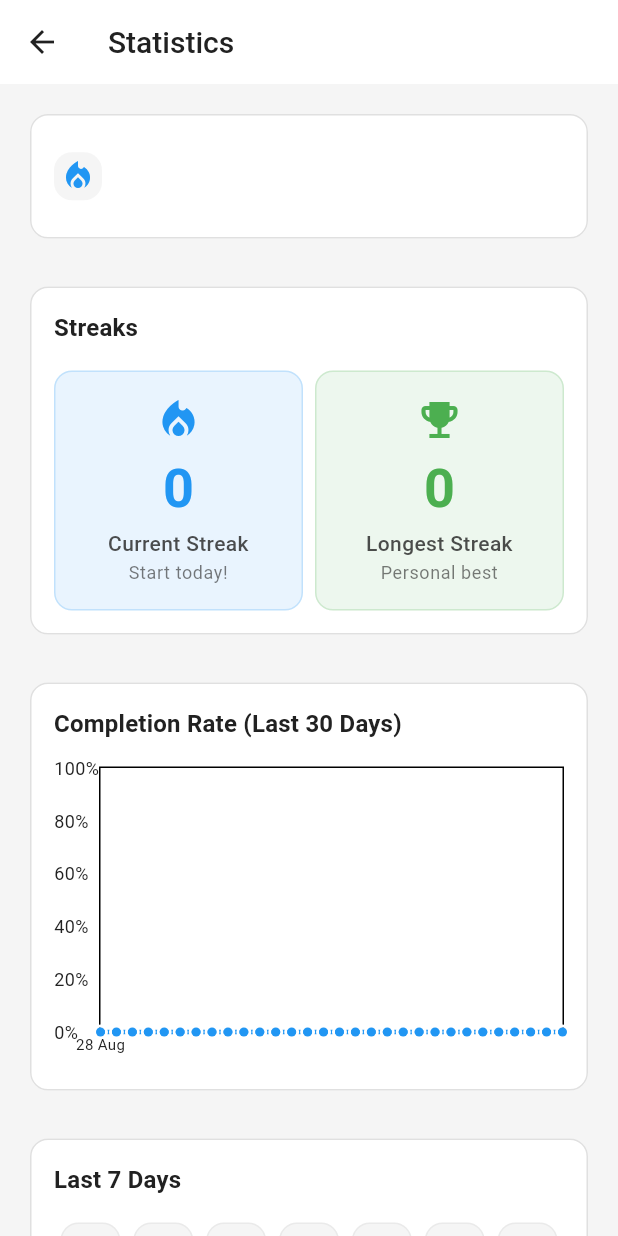
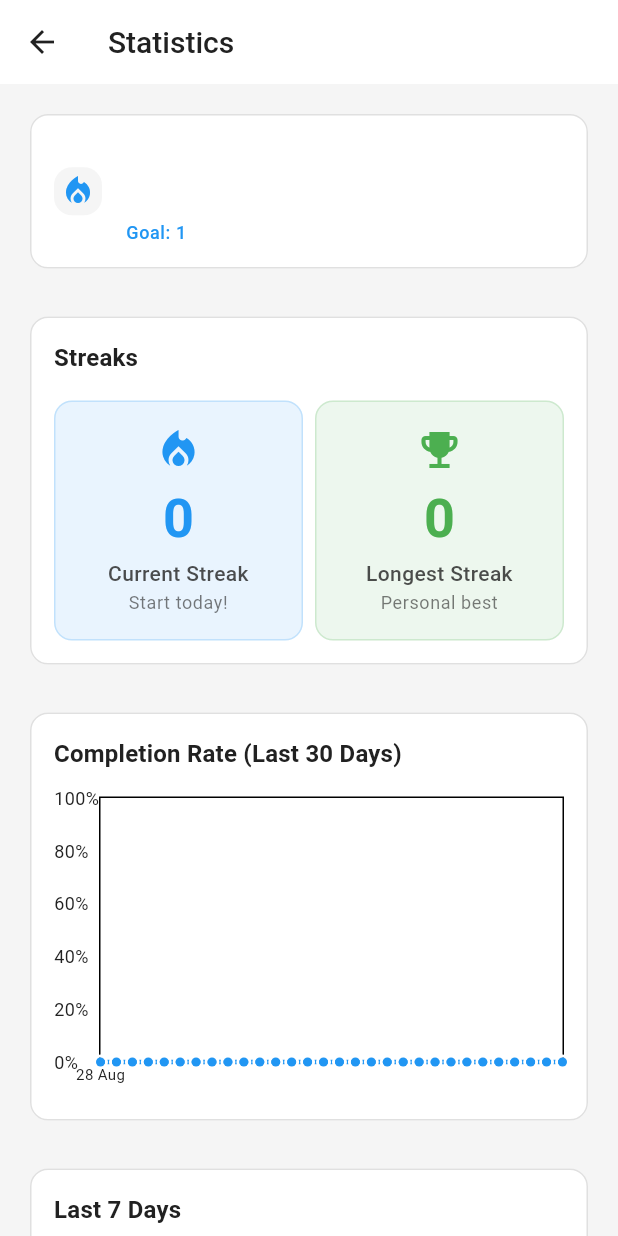
Before and after one commit to fcavaletto/habit_forge_app, a Flutter app: the StatsScreen screen opened directly with empty values, on a phone screen of 412 x 824 dp. Run offline on Flutter 3.47's test engine with Material 3 defaults, Android fonts, the phone set to English and light mode, and no system bars; drawn by our look-alikes of fl_chart; our stand-ins replace file_picker, flutter_local_notifications, share_plus, sqflite, timezone; accounts and stored records are empty.

Commit message:
feat: Add goal count display to stats page header
Implementation:
- Add goal count display below habit description in stats page header
- Show 'Goal: X' format with primary color styling
- Use bodySmall text style with medium font weight
- Maintain consistent spacing with existing design

Features:
- Displays habit's target goal prominently in header
- Uses primary color for visual emphasis
- Positioned below habit description for logical flow
- Consistent with existing design patterns

Technical Details:
- Uses widget.habit.targetGoal property
- Styled with Theme.of(context).colorScheme.primary
- Text style: bodySmall with FontWeight.w500
- Spacing: 4px between description and goal display

Result:
- Users can now see the habit's goal count at a glance
- Provides context for understanding completion percentages
- Enhances the stats page with essential habit information
- Clean, professional appearance in the header section

```diff
--- a/lib/screens/stats_screen.dart
+++ b/lib/screens/stats_screen.dart
@@ -209,6 +209,14 @@ class _StatsScreenState extends State<StatsScreen> {
                     widget.habit.description,
                     style: Theme.of(context).textTheme.bodyMedium?.copyWith(
                       color: Theme.of(context).colorScheme.onSurface.withValues(alpha: 0.7),
+                    ),
+                  ),
+                  const SizedBox(height: 4),
+                  Text(
+                    'Goal: ${widget.habit.targetGoal}',
+                    style: Theme.of(context).textTheme.bodySmall?.copyWith(
+                      color: Theme.of(context).colorScheme.primary,
+                      fontWeight: FontWeight.w500,
                     ),
                   ),
                 ],
```
